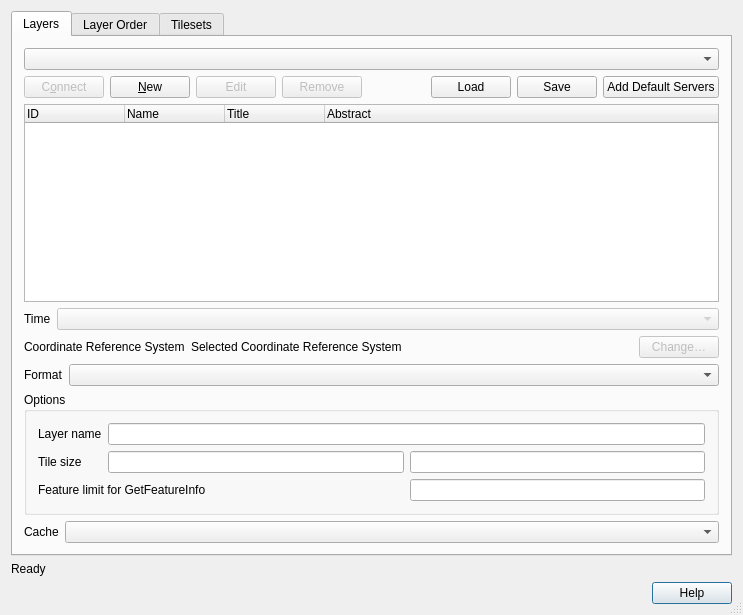
Above: src/ui/qgsowssourceselectbase.ui from nextgis/nextgisqgis before the change. Below: the same form after it.
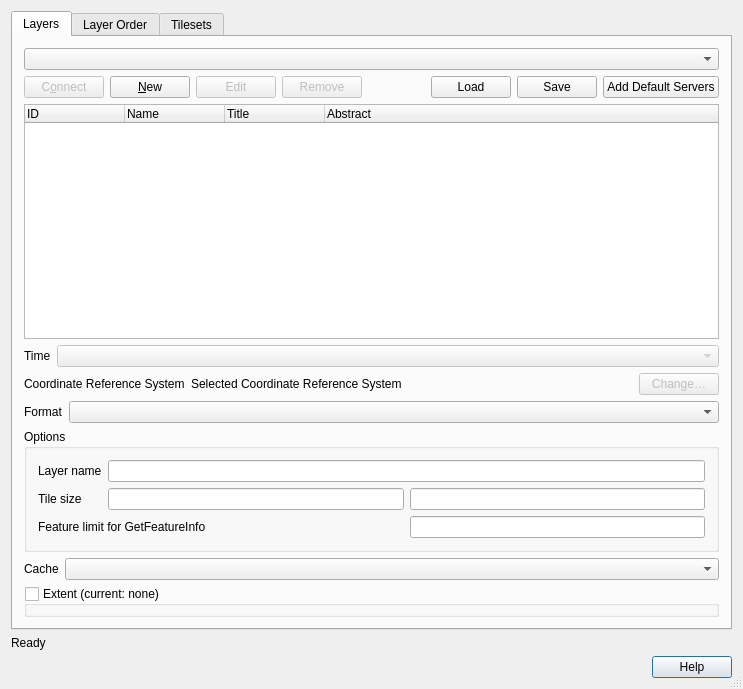
That is the form after the change. Icons and pictures are not drawn. Custom widgets are drawn as their Qt base class.

What changed in the file:
```diff
--- a/src/ui/qgsowssourceselectbase.ui
+++ b/src/ui/qgsowssourceselectbase.ui
@@ -7,7 +7,7 @@
     <x>0</x>
     <y>0</y>
     <width>743</width>
-    <height>615</height>
+    <height>689</height>
    </rect>
   </property>
   <property name="windowTitle">
@@ -328,19 +328,6 @@
           <string>Options</string>
          </property>
          <layout class="QGridLayout">
-          <item row="0" column="0">
-           <widget class="QLabel" name="mLayerNameLabel">
-            <property name="text">
-             <string>Layer name</string>
-            </property>
-            <property name="buddy">
-             <cstring>mLayerNameLineEdit</cstring>
-            </property>
-           </widget>
-          </item>
-          <item row="0" column="1" colspan="2">
-           <widget class="QLineEdit" name="mLayerNameLineEdit"/>
-          </item>
           <item row="1" column="1">
            <widget class="QLineEdit" name="mTileWidthLineEdit"/>
           </item>
@@ -354,10 +341,26 @@
             </property>
            </widget>
           </item>
+          <item row="0" column="1" colspan="2">
+           <widget class="QLineEdit" name="mLayerNameLineEdit"/>
+          </item>
           <item row="1" column="2">
            <widget class="QLineEdit" name="mTileHeightLineEdit"/>
           </item>
-          <item row="2" column="0" colspan="2">
+          <item row="3" column="2">
+           <widget class="QLineEdit" name="mFeatureCountLineEdit"/>
+          </item>
+          <item row="0" column="0">
+           <widget class="QLabel" name="mLayerNameLabel">
+            <property name="text">
+             <string>Layer name</string>
+            </property>
+            <property name="buddy">
+             <cstring>mLayerNameLineEdit</cstring>
+            </property>
+           </widget>
+          </item>
+          <item row="3" column="0" colspan="2">
            <widget class="QLabel" name="mFeatureCountLabel">
             <property name="text">
              <string>Feature limit for GetFeatureInfo</string>
@@ -367,9 +370,6 @@
             </property>
            </widget>
           </item>
-          <item row="2" column="2">
-           <widget class="QLineEdit" name="mFeatureCountLineEdit"/>
-          </item>
          </layout>
         </widget>
        </item>
@@ -420,6 +420,40 @@
          </layout>
         </widget>
        </item>
+       <item>
+        <widget class="QWidget" name="mSpatialExtentBoxWidget" native="true">
+         <layout class="QVBoxLayout" name="verticalLayout_2">
+          <property name="leftMargin">
+           <number>0</number>
+          </property>
+          <property name="topMargin">
+           <number>0</number>
+          </property>
+          <property name="rightMargin">
+           <number>0</number>
+          </property>
+          <property name="bottomMargin">
+           <number>0</number>
+          </property>
+          <item>
+           <widget class="QgsExtentGroupBox" name="mSpatialExtentBox">
+            <property name="title">
+             <string>Extent (current: none)</string>
+            </property>
+            <property name="checkable">
+             <bool>true</bool>
+            </property>
+            <property name="checked">
+             <bool>false</bool>
+            </property>
+            <property name="collapsed" stdset="0">
+             <bool>true</bool>
+            </property>
+           </widget>
+          </item>
+         </layout>
+        </widget>
+       </item>
       </layout>
      </widget>
      <widget class="QWidget" name="mLayerOrderTab">
@@ -535,6 +569,20 @@
   </layout>
  </widget>
  <layoutdefault spacing="6" margin="11"/>
+ <customwidgets>
+  <customwidget>
+   <class>QgsCollapsibleGroupBox</class>
+   <extends>QGroupBox</extends>
+   <header>qgscollapsiblegroupbox.h</header>
+   <container>1</container>
+  </customwidget>
+  <customwidget>
+   <class>QgsExtentGroupBox</class>
+   <extends>QgsCollapsibleGroupBox</extends>
+   <header>qgsextentgroupbox.h</header>
+   <container>1</container>
+  </customwidget>
+ </customwidgets>
  <tabstops>
   <tabstop>mTabWidget</tabstop>
   <tabstop>mConnectionsComboBox</tabstop>
```
